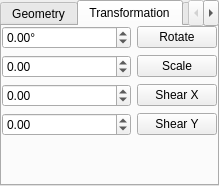
Qt form plugins/defaultTools/defaulttool/DefaultToolWidget.ui (KDE/krita) before a commit.
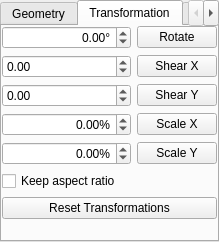
The same form after that commit. The open tabs and pages were chosen to show the change. Custom widgets are drawn as their Qt base class.

Commit message: * Add a transformation reset button * Split scale into X and Y and add a keep aspect ration button * Input scale in per cent * Input shear in length instead of per cent

The edit to the form file:
```diff
--- a/plugins/defaultTools/defaulttool/DefaultToolWidget.ui
+++ b/plugins/defaultTools/defaulttool/DefaultToolWidget.ui
@@ -6,7 +6,7 @@
     <x>0</x>
     <y>0</y>
     <width>219</width>
-    <height>186</height>
+    <height>242</height>
    </rect>
   </property>
   <property name="currentIndex" >
@@ -178,6 +178,9 @@
         <verstretch>0</verstretch>
        </sizepolicy>
       </property>
+      <property name="alignment" >
+       <set>Qt::AlignRight|Qt::AlignTrailing|Qt::AlignVCenter</set>
+      </property>
       <property name="suffix" >
        <string>°</string>
       </property>
@@ -197,33 +200,7 @@
      </widget>
     </item>
     <item row="1" column="0" >
-     <widget class="QDoubleSpinBox" name="scaleSpinBox" >
-      <property name="sizePolicy" >
-       <sizepolicy vsizetype="Fixed" hsizetype="Minimum" >
-        <horstretch>2</horstretch>
-        <verstretch>0</verstretch>
-       </sizepolicy>
-      </property>
-      <property name="minimum" >
-       <double>-1000.000000000000000</double>
-      </property>
-      <property name="maximum" >
-       <double>1000.000000000000000</double>
-      </property>
-      <property name="singleStep" >
-       <double>0.100000000000000</double>
-      </property>
-     </widget>
-    </item>
-    <item row="1" column="1" >
-     <widget class="QPushButton" name="scaleButton" >
-      <property name="text" >
-       <string>Scale</string>
-      </property>
-     </widget>
-    </item>
-    <item row="2" column="0" >
-     <widget class="QDoubleSpinBox" name="shearXSpinBox" >
+     <widget class="KoUnitDoubleSpinBox" name="shearXSpinBox" >
       <property name="sizePolicy" >
        <sizepolicy vsizetype="Fixed" hsizetype="Minimum" >
         <horstretch>2</horstretch>
@@ -241,15 +218,15 @@
       </property>
      </widget>
     </item>
-    <item row="2" column="1" >
+    <item row="1" column="1" >
      <widget class="QPushButton" name="shearXButton" >
       <property name="text" >
        <string>Shear X</string>
       </property>
      </widget>
     </item>
-    <item row="3" column="0" >
-     <widget class="QDoubleSpinBox" name="shearYSpinBox" >
+    <item row="2" column="0" >
+     <widget class="KoUnitDoubleSpinBox" name="shearYSpinBox" >
       <property name="sizePolicy" >
        <sizepolicy vsizetype="Fixed" hsizetype="Minimum" >
         <horstretch>2</horstretch>
@@ -267,14 +244,86 @@
       </property>
      </widget>
     </item>
-    <item row="3" column="1" >
+    <item row="2" column="1" >
      <widget class="QPushButton" name="shearYButton" >
       <property name="text" >
        <string>Shear Y</string>
       </property>
      </widget>
     </item>
-    <item row="4" column="0" colspan="2" >
+    <item row="3" column="0" >
+     <widget class="QDoubleSpinBox" name="scaleXSpinBox" >
+      <property name="sizePolicy" >
+       <sizepolicy vsizetype="Fixed" hsizetype="Minimum" >
+        <horstretch>2</horstretch>
+        <verstretch>0</verstretch>
+       </sizepolicy>
+      </property>
+      <property name="alignment" >
+       <set>Qt::AlignRight|Qt::AlignTrailing|Qt::AlignVCenter</set>
+      </property>
+      <property name="suffix" >
+       <string>%</string>
+      </property>
+      <property name="minimum" >
+       <double>-1000.000000000000000</double>
+      </property>
+      <property name="maximum" >
+       <double>1000.000000000000000</double>
+      </property>
+     </widget>
+    </item>
+    <item row="3" column="1" >
+     <widget class="QPushButton" name="scaleXButton" >
+      <property name="text" >
+       <string>Scale X</string>
+      </property>
+     </widget>
+    </item>
+    <item row="4" column="0" >
+     <widget class="QDoubleSpinBox" name="scaleYSpinBox" >
+      <property name="sizePolicy" >
+       <sizepolicy vsizetype="Fixed" hsizetype="Minimum" >
+        <horstretch>2</horstretch>
+        <verstretch>0</verstretch>
+       </sizepolicy>
+      </property>
+      <property name="alignment" >
+       <set>Qt::AlignRight|Qt::AlignTrailing|Qt::AlignVCenter</set>
+      </property>
+      <property name="suffix" >
+       <string>%</string>
+      </property>
+      <property name="minimum" >
+       <double>-1000.000000000000000</double>
+      </property>
+      <property name="maximum" >
+       <double>1000.000000000000000</double>
+      </property>
+     </widget>
+    </item>
+    <item row="4" column="1" >
+     <widget class="QPushButton" name="scaleYButton" >
+      <property name="text" >
+       <string>Scale Y</string>
+      </property>
+     </widget>
+    </item>
+    <item row="5" column="0" colspan="2" >
+     <widget class="QCheckBox" name="scaleAspectCheckBox" >
+      <property name="text" >
+       <string>Keep aspect ratio</string>
+      </property>
+     </widget>
+    </item>
+    <item row="6" column="0" colspan="2" >
+     <widget class="QPushButton" name="resetButton" >
+      <property name="text" >
+       <string>Reset Transformations</string>
+      </property>
+     </widget>
+    </item>
+    <item row="7" column="0" colspan="2" >
      <spacer>
       <property name="orientation" >
        <enum>Qt::Vertical</enum>
```
The commit also changes 2 other files.
